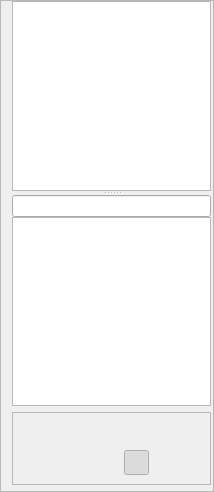
The window that oom/widgets/ClipList/AudioClipListBase.ui (ccherrett/oom) describes before a commit, drawn with Qt 5.
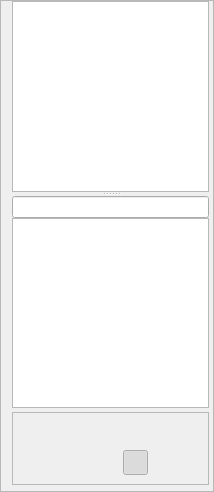
The same window after the commit. Custom widgets are drawn as their Qt base class.

Commit message: DragNDrop to the track header now works too

The edit to the form file:
```diff
--- a/oom/widgets/ClipList/AudioClipListBase.ui
+++ b/oom/widgets/ClipList/AudioClipListBase.ui
@@ -20,11 +20,14 @@
    <enum>QFrame::Raised</enum>
   </property>
   <layout class="QVBoxLayout" name="verticalLayout_3" stretch="1,0">
+   <property name="spacing">
+    <number>4</number>
+   </property>
    <property name="topMargin">
     <number>0</number>
    </property>
    <property name="rightMargin">
-    <number>2</number>
+    <number>4</number>
    </property>
    <property name="bottomMargin">
     <number>6</number>
```
The commit also changes 2 other files.
